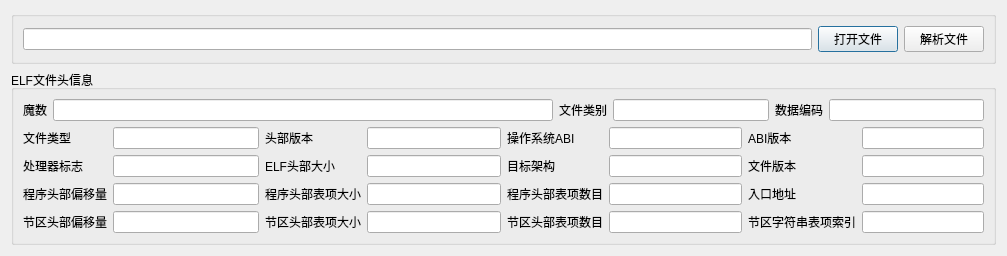
Above: maindialog.ui from Ga-vin/ElfParse before the change. Below: the same form after it.
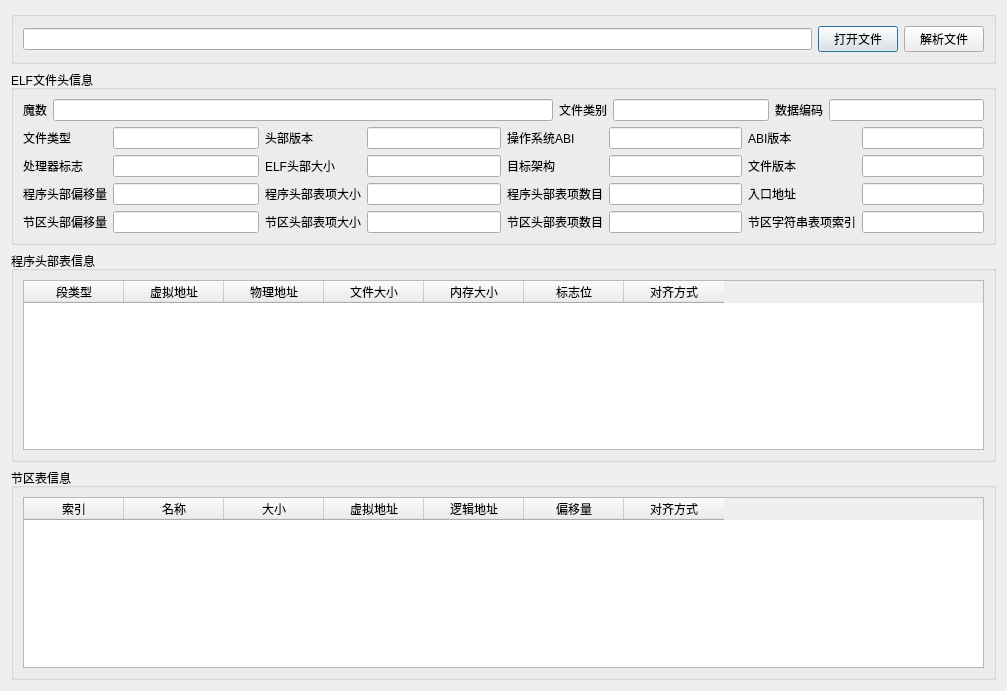
That is the form after the change.

The edit to the form file:
```diff
--- a/maindialog.ui
+++ b/maindialog.ui
@@ -7,13 +7,13 @@
     <x>0</x>
     <y>0</y>
     <width>1007</width>
-    <height>232</height>
+    <height>691</height>
    </rect>
   </property>
   <property name="windowTitle">
    <string>Dialog</string>
   </property>
-  <layout class="QVBoxLayout" name="verticalLayout_2">
+  <layout class="QVBoxLayout" name="verticalLayout_4">
    <item>
     <widget class="QGroupBox" name="groupBox">
      <property name="title">
@@ -352,6 +352,102 @@
      </layout>
     </widget>
    </item>
+   <item>
+    <widget class="QGroupBox" name="groupBox_3">
+     <property name="title">
+      <string>程序头部表信息</string>
+     </property>
+     <layout class="QVBoxLayout" name="verticalLayout_2">
+      <item>
+       <widget class="QTableWidget" name="p_tab_phdr">
+        <column>
+         <property name="text">
+          <string>段类型</string>
+         </property>
+        </column>
+        <column>
+         <property name="text">
+          <string>虚拟地址</string>
+         </property>
+        </column>
+        <column>
+         <property name="text">
+          <string>物理地址</string>
+         </property>
+        </column>
+        <column>
+         <property name="text">
+          <string>文件大小</string>
+         </property>
+        </column>
+        <column>
+         <property name="text">
+          <string>内存大小</string>
+         </property>
+        </column>
+        <column>
+         <property name="text">
+          <string>标志位</string>
+         </property>
+        </column>
+        <column>
+         <property name="text">
+          <string>对齐方式</string>
+         </property>
+        </column>
+       </widget>
+      </item>
+     </layout>
+    </widget>
+   </item>
+   <item>
+    <widget class="QGroupBox" name="groupBox_4">
+     <property name="title">
+      <string>节区表信息</string>
+     </property>
+     <layout class="QVBoxLayout" name="verticalLayout_3">
+      <item>
+       <widget class="QTableWidget" name="p_tab_shdr">
+        <column>
+         <property name="text">
+          <string>索引</string>
+         </property>
+        </column>
+        <column>
+         <property name="text">
+          <string>名称</string>
+         </property>
+        </column>
+        <column>
+         <property name="text">
+          <string>大小</string>
+         </property>
+        </column>
+        <column>
+         <property name="text">
+          <string>虚拟地址</string>
+         </property>
+        </column>
+        <column>
+         <property name="text">
+          <string>逻辑地址</string>
+         </property>
+        </column>
+        <column>
+         <property name="text">
+          <string>偏移量</string>
+         </property>
+        </column>
+        <column>
+         <property name="text">
+          <string>对齐方式</string>
+         </property>
+        </column>
+       </widget>
+      </item>
+     </layout>
+    </widget>
+   </item>
   </layout>
  </widget>
  <resources/>
```
